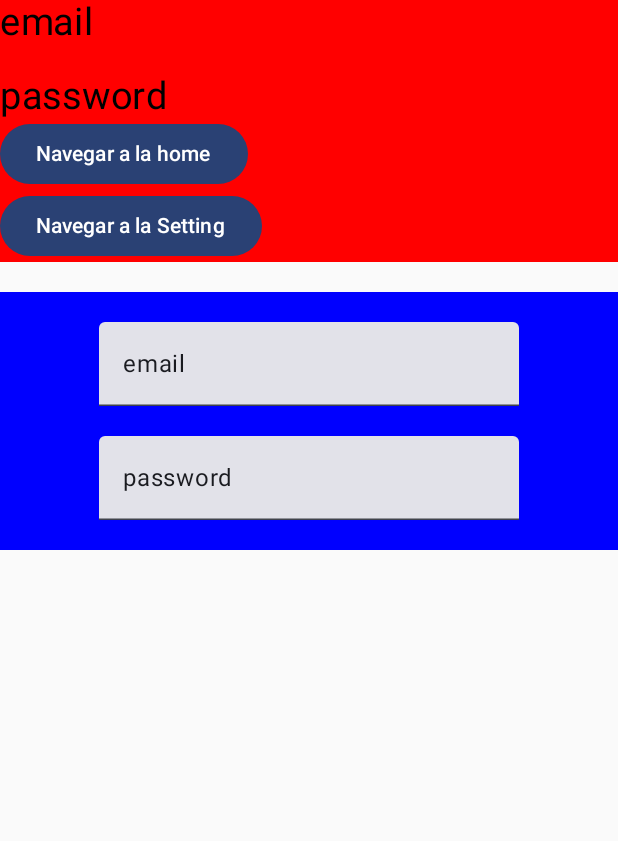
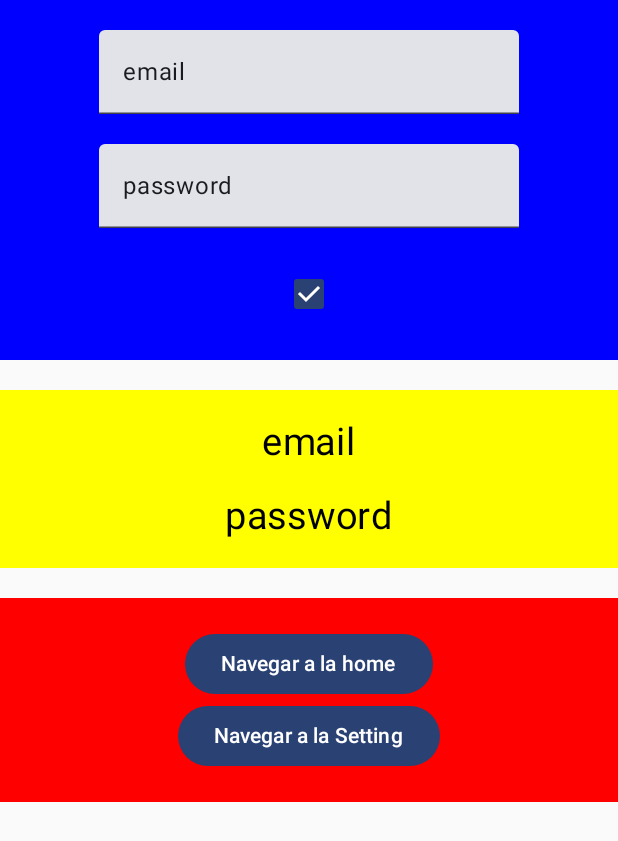
Before and after one commit to jorgez300/AndroidCMPCDemo, an Android app built with Jetpack Compose: the screen it shows after launch (MainActivity), on a phone screen of 412 x 824 dp. Shown: the top 841 px of the screen. Run offline under Robolectric (Android 15) with nearby library versions, the phone set to English and light mode, and no system bars.

```diff
--- a/app/src/main/java/com/demo/demobaseandroid2/screens/login/LoginScreen.kt
+++ b/app/src/main/java/com/demo/demobaseandroid2/screens/login/LoginScreen.kt
@@ -10,6 +10,7 @@ import androidx.compose.foundation.layout.fillMaxWidth
 import androidx.compose.foundation.layout.height
 import androidx.compose.foundation.layout.padding
 import androidx.compose.material3.Button
+import androidx.compose.material3.Checkbox
 import androidx.compose.material3.Text
 import androidx.compose.material3.TextField
 import androidx.compose.runtime.Composable
@@ -49,27 +50,45 @@ fun Body(navigateTo: (Any) -> Unit, viewModel: LoginViewModel) {
 
 
     Column(modifier = Modifier.fillMaxSize(), horizontalAlignment = Alignment.CenterHorizontally) {
+
+        Formulario(navigateTo, viewModel)
+        Spacer(modifier = Modifier.height(20.dp))
+        Etiquetas(navigateTo, viewModel)
+        Spacer(modifier = Modifier.height(20.dp))
         Botones(navigateTo, viewModel)
-        Spacer(modifier = Modifier.height(20.dp))
-        Formulario(navigateTo, viewModel)
+    }
+}
+
+@Composable
+fun Etiquetas(navigateTo: (Any) -> Unit, viewModel: LoginViewModel) {
+    val uiState by viewModel.uiState.collectAsStateWithLifecycle()
+
+    Box(modifier = Modifier.fillMaxWidth()) {
+        Column(
+            modifier = Modifier
+                .fillMaxWidth()
+                .background(color = if (uiState.vip) Color.Yellow else Color.Green)
+                .padding(20.dp)
+            , horizontalAlignment = Alignment.CenterHorizontally
+        ) {
+            Text(text = uiState.email.toString(), fontSize = 25.sp)
+            Spacer(modifier = Modifier.height(20.dp))
+            Text(text = uiState.password.toString(), fontSize = 25.sp)
+        }
     }
 }
 
 @Composable
 fun Botones(navigateTo: (Any) -> Unit, viewModel: LoginViewModel) {
-    val uiState by viewModel.uiState.collectAsStateWithLifecycle()
-
 
     Box(modifier = Modifier.fillMaxWidth()) {
         Column(
             modifier = Modifier
                 .fillMaxWidth()
                 .background(color = Color.Red)
+                .padding(20.dp)
+            , horizontalAlignment = Alignment.CenterHorizontally
         ) {
-            Text(text = uiState.email.toString(), fontSize = 25.sp)
-            Spacer(modifier = Modifier.height(20.dp))
-            Text(text = uiState.password.toString(), fontSize = 25.sp)
-
             Button(onClick = { navigateTo(Home) }) {
                 Text(text = "Navegar a la home")
             }
@@ -101,6 +120,11 @@ fun Formulario(navigateTo: (Any) -> Unit, viewModel: LoginViewModel) {
             TextField(
                 value = uiState.password.toString(),
                 onValueChange = { viewModel.updateState(password = it) })
+            Spacer(modifier = Modifier.height(20.dp))
+            Checkbox(
+                checked = uiState.vip,
+                onCheckedChange = { viewModel.updateState(vip = it) }
+            )
         }
     }
 
--- a/app/src/main/java/com/demo/demobaseandroid2/screens/login/LoginViewModel.kt
+++ b/app/src/main/java/com/demo/demobaseandroid2/screens/login/LoginViewModel.kt
@@ -10,7 +10,7 @@ import kotlinx.coroutines.flow.update
 data class LoginState(
     val email: String? = "email",
     val password: String? = "password",
-    val vip: Boolean = false,
+    val vip: Boolean = true,
 )
 
 class LoginViewModel : ViewModel() {
```
